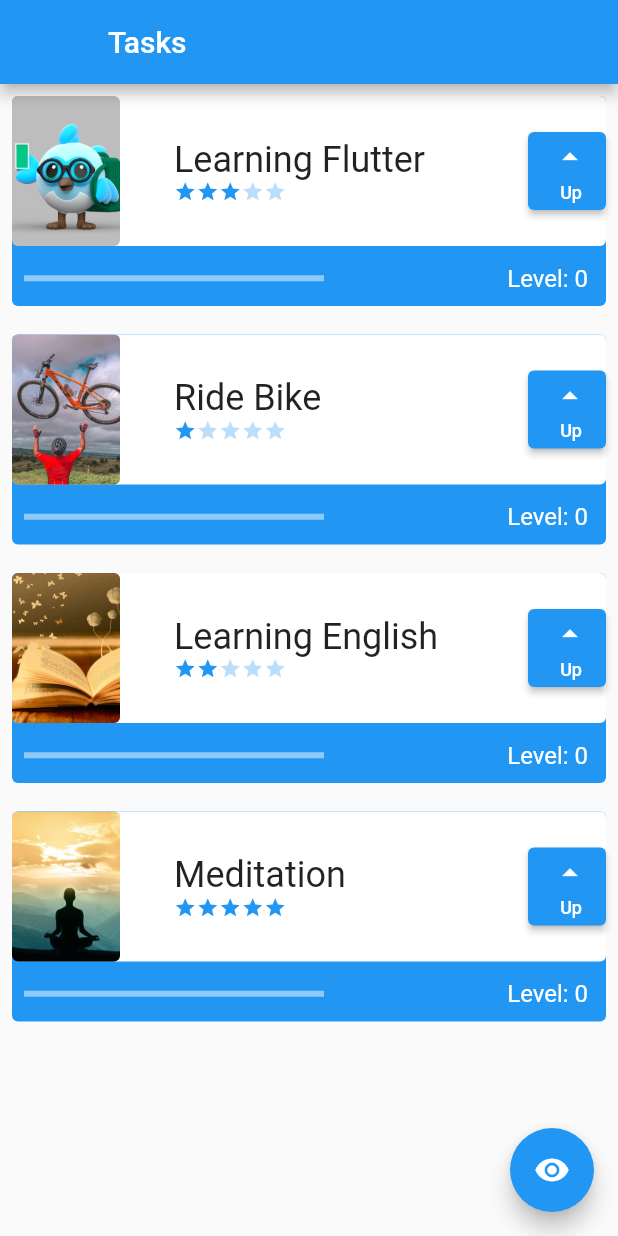
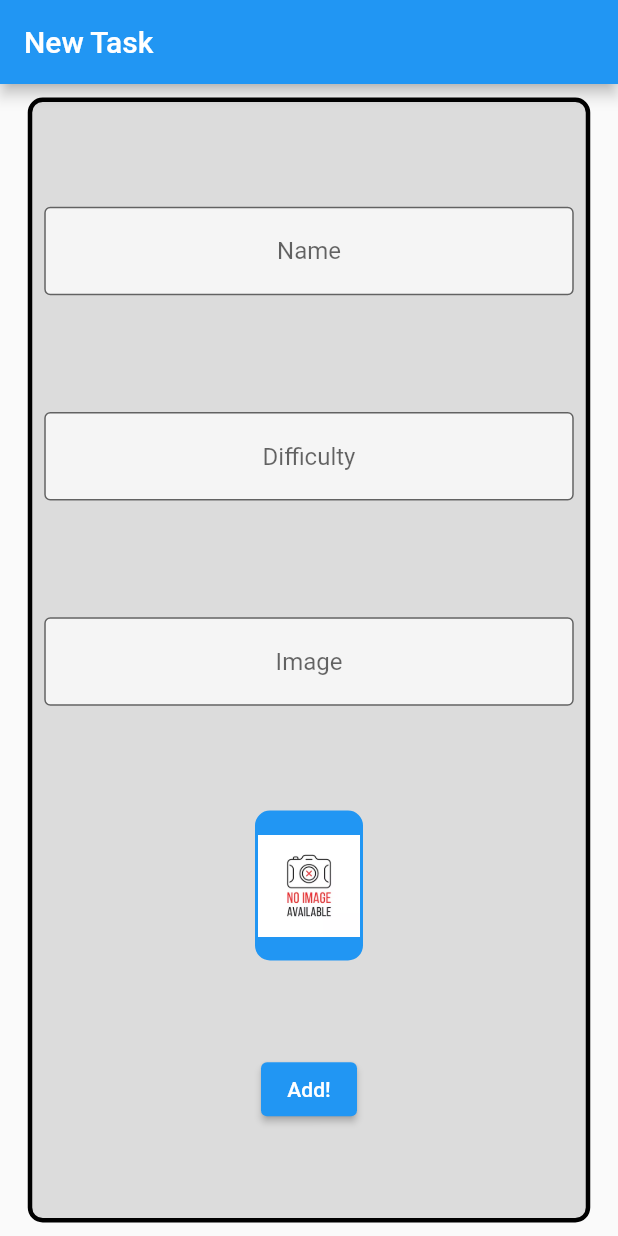
Before and after one commit to BrunaMello/alura_fluter_controller_navigation_and_states, a Flutter app: the screen it shows after launch, on a phone screen of 412 x 824 dp. Run offline on Flutter 3.47's test engine with Material 2 defaults, Android fonts, the phone set to English and light mode, and no system bars; network calls fail.

Commit message:
01 - Form
We just started the course and you already devoured Lesson 1? Damn it! Before moving on, shall we review what we saw? You learned to:

Allow app interaction with form widget:
We create the base of the form screen with containerand column. We also “beautify” our canvas with color, BorderRadiusand border.

Using text fields with TextField:
Referring to the Cookbook , we create and style a text field where the app user can enter information. We have seen that there are two types: TextField and TextFormField.

Implement text fields with the TextFormField:
To allow the creation of new tasks in the app, we used and styled the TextFormField to implement text fields where the user can enter information;

We have seen that the differential of TextFormFieldis the parameter validator(Validation in Portuguese). For example, in the text field intended for difficulty, we want to ensure that the user enters numbers; validatorhelps us to validate this entered information .

Manage information with Controller:
In order to manage and store the information of the text fields, we use a parameter (do TextFormField) called Controller. To operate the Controller, we created a variable, called it no Controllerand tested it with print to verify that everything was correct with the storage of the information typed in the form's text fields.

We did the “conversion” from string to integer with the ìnt.parse` function, allowing the manipulation of numbers in the difficulty field (controlled by difficultyController.text).

Insert an image into the task:
We plan for the user to add an image that is shown in real time on the form! We did this with a Containerstyled one and its child ( child) Image.network(imageController.text), which basically pulls an image from our text field. To display the image in real time, we use the setStatewithin the TextFormField.
Handling errors with ErrorBuilder

We start taking care of the boogeymen! With ErroBuilder, which keeps an eye out for exceptions, we have created a solution in the case of invalid images! On error (if there is no image or it is invalid), ErrorBuilderconstructs (returns) a still image which indicates that there are no images. Thus, our app is elegant and informs something useful to the user. Too chic, right?

```diff
--- a/lib/main.dart
+++ b/lib/main.dart
@@ -1,3 +1,4 @@
+import 'package:alura_fluter_controller_navigation_and_states/screens/form_screen.dart';
 import 'package:flutter/material.dart';
 import 'screens/initial_screen.dart';
 
@@ -15,6 +16,7 @@ class MyApp extends StatelessWidget {
         theme: ThemeData(
           primarySwatch: Colors.blue,
         ),
-        home: const InitialScreen());
+        home: const FormScreen()
+    );
   }
 }
--- /dev/null
+++ b/lib/screens/form_screen.dart
@@ -0,0 +1,118 @@
+import 'package:flutter/material.dart';
+
+class FormScreen extends StatefulWidget {
+  const FormScreen({Key? key}) : super(key: key);
+
+  @override
+  State<FormScreen> createState() => _FormScreenState();
+}
+
+class _FormScreenState extends State<FormScreen>
+    with SingleTickerProviderStateMixin {
+  late AnimationController _controller;
+
+  TextEditingController nameController = TextEditingController();
+  TextEditingController difficultController = TextEditingController();
+  TextEditingController imageController = TextEditingController();
+
+  @override
+  void initState() {
+    super.initState();
+    _controller = AnimationController(vsync: this);
+  }
+
+  @override
+  void dispose() {
+    _controller.dispose();
+    super.dispose();
+  }
+
+  @override
+  Widget build(BuildContext context) {
+    return Scaffold(
+      appBar: AppBar(
+        title: const Text('New Task'),
+      ),
+      body: Center(
+        child: Container(
+          height: 750,
+          width: 375,
+          decoration: BoxDecoration(
+            color: Colors.black12,
+            borderRadius: BorderRadius.circular(10),
+            border: Border.all(width: 3),
+          ),
+          child: Column(
+            mainAxisAlignment: MainAxisAlignment.spaceEvenly,
+            crossAxisAlignment: CrossAxisAlignment.center,
+            children: [
+              Padding(
+                padding: const EdgeInsets.all(8.0),
+                child: TextFormField(
+                  onChanged: ((text) {
+                    setState(() {});
+                  }),
+                  controller: nameController,
+                  textAlign: TextAlign.center,
+                  decoration: const InputDecoration(
+                    border: OutlineInputBorder(),
+                    hintText: 'Name',
+                    fillColor: Colors.white70,
+                    filled: true,
+                  ),
+                ),
+              ),
+              Padding(
+                padding: const EdgeInsets.all(8.0),
+                child: TextFormField(
+                  controller: difficultController,
+                  textAlign: TextAlign.center,
+                  decoration: const InputDecoration(
+                    border: OutlineInputBorder(),
+                    hintText: 'Difficulty',
+                    fillColor: Colors.white70,
+                    filled: true,
+                  ),
+                ),
+              ),
+              Padding(
+                padding: const EdgeInsets.all(8.0),
+                child: TextFormField(
+                  controller: imageController,
+                  textAlign: TextAlign.center,
+                  decoration: const InputDecoration(
+                    border: OutlineInputBorder(),
+                    hintText: 'Image',
+                    fillColor: Colors.white70,
+                    filled: true,
+                  ),
+                ),
+              ),
+              Container(
+                height: 100,
+                width: 72,
+                decoration: BoxDecoration(
+                  color: Colors.blue,
+                  borderRadius: BorderRadius.circular(10),
+                  border: Border.all(width: 2, color: Colors.blue),
+                ),
+                child: ClipRRect(
+                  borderRadius: BorderRadius.circular(10),
+                  child: Image.network(
+                    imageController.text,
+                    errorBuilder: (BuildContext context, Object exception,
+                        StackTrace? stackTrace) {
+                      return Image.asset('assets/images/no_image.webp');
+                    },
+                    fit: BoxFit.cover,
+                  ),
+                ),
+              ),
+              ElevatedButton(onPressed: () {}, child: const Text('Add!')),
+            ],
+          ),
+        ),
+      ),
+    );
+  }
+}
```
Also changed, not shown: assets/images/no_image.webp (added), 1 other file.
